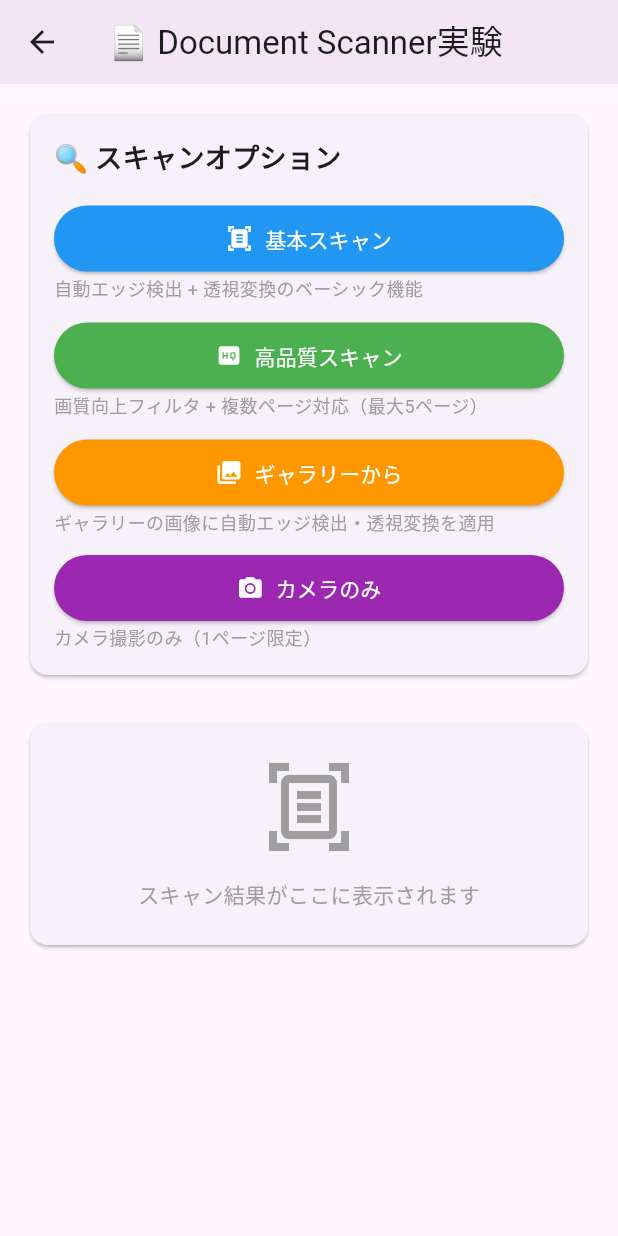
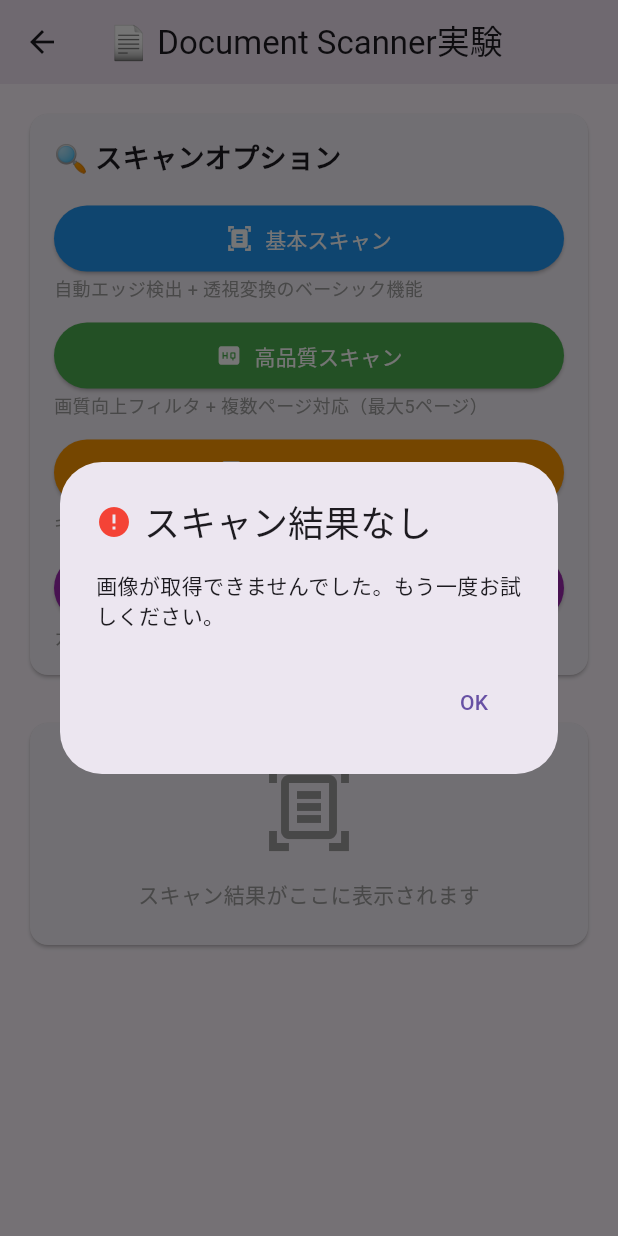
Before and after one commit to hamana-michiyo/handwriting-app, a Flutter app: the DocumentScannerScreen screen opened directly, after a tap on "基本スキャン", on a phone screen of 412 x 824 dp. Run offline on Flutter 3.47's test engine with Material 3 defaults, Android fonts, the phone set to English and light mode, and no system bars; our stand-ins replace camera, image_cropper, image_picker, permission_handler; missing offline and left inert: cunning_document_scanner; network calls fail.

Commit message:
fix: スマート権限処理 - 既存カメラ動作時の権限エラー解決
🎯 問題分析:
- 既存camera/image_pickerは動作するのにcunning_document_scannerで権限エラー
- パッケージ間で異なる権限チェック方法が原因

🔧 スマート権限処理実装:
- 最初に権限チェックなしでスキャン試行
- 権限エラー時のみ権限ダイアログ表示
- 権限取得後の自動再試行機能

💡 改良されたエラーハンドリング:
- permission文字列検出による権限エラー判定
- 詳細なデバッグログ出力（開発時のみ）
- エラータイプとランタイム情報表示

🚀 ユーザー体験向上:
- 不要な権限チェックを回避
- 既存カメラが動作する環境での即座にスキャン実行
- 権限問題時のみ適切なガイダンス表示

🤖 Generated with [Claude Code](https://claude.ai/code)

Co-Authored-By: Claude <noreply@anthropic.com>

```diff
--- a/moji_manage_app/lib/screens/document_scanner_screen.dart
+++ b/moji_manage_app/lib/screens/document_scanner_screen.dart
@@ -2,6 +2,7 @@ import 'dart:io';
 import 'package:flutter/material.dart';
 import 'package:cunning_document_scanner/cunning_document_scanner.dart';
 import 'package:permission_handler/permission_handler.dart';
+import 'package:flutter/foundation.dart';
 import 'image_preview_screen.dart';
 
 /// Cunning Document Scanner実験画面
@@ -77,35 +78,45 @@ class _DocumentScannerScreenState extends State<DocumentScannerScreen> {
 
   /// 基本スキャン（自動エッジ検出 + 透視変換）
   Future<void> _scanBasic() async {
-    // 権限チェック
-    if (!await _checkAndRequestPermissions()) {
-      return;
-    }
-
     setState(() => _isScanning = true);
 
     try {
+      // まず権限チェックなしで試行
       List<String> pictures = await CunningDocumentScanner.getPictures() ?? [];
       if (pictures.isNotEmpty && mounted) {
         setState(() {
           _scannedImages.addAll(pictures);
         });
         _showResultDialog('基本スキャン完了', '${pictures.length}枚の画像を取得しました');
+      } else if (mounted) {
+        _showErrorDialog('スキャン結果なし', '画像が取得できませんでした。もう一度お試しください。');
       }
     } catch (e) {
-      _showErrorDialog('基本スキャン失敗', e.toString());
+      if (kDebugMode) {
+        print('基本スキャンエラー詳細: $e');
+        print('エラータイプ: ${e.runtimeType}');
+      }
+
+      // 権限エラーの場合のみ権限チェックを実行
+      if (e.toString().contains('permission') || e.toString().contains('Permission')) {
+        setState(() => _isScanning = false);
+        if (!await _checkAndRequestPermissions()) {
+          return;
+        }
+        // 権限取得後に再試行
+        await _scanBasic();
+      } else {
+        _showErrorDialog('基本スキャン失敗', 'エラー: ${e.toString()}\n\nデバッグ情報: ${e.runtimeType}');
+      }
     } finally {
-      setState(() => _isScanning = false);
+      if (_isScanning) {
+        setState(() => _isScanning = false);
+      }
     }
   }
 
   /// 高品質スキャン（全フィルタ適用）
   Future<void> _scanHighQuality() async {
-    // 権限チェック
-    if (!await _checkAndRequestPermissions()) {
-      return;
-    }
-
     setState(() => _isScanning = true);
 
     try {
@@ -119,21 +130,28 @@ class _DocumentScannerScreenState extends State<DocumentScannerScreen> {
           _scannedImages.addAll(pictures);
         });
         _showResultDialog('高品質スキャン完了', '${pictures.length}枚の高品質画像を取得しました');
+      } else if (mounted) {
+        _showErrorDialog('スキャン結果なし', '画像が取得できませんでした。もう一度お試しください。');
       }
     } catch (e) {
-      _showErrorDialog('高品質スキャン失敗', e.toString());
+      if (e.toString().contains('permission') || e.toString().contains('Permission')) {
+        setState(() => _isScanning = false);
+        if (!await _checkAndRequestPermissions()) {
+          return;
+        }
+        await _scanHighQuality();
+      } else {
+        _showErrorDialog('高品質スキャン失敗', 'エラー: ${e.toString()}');
+      }
     } finally {
-      setState(() => _isScanning = false);
+      if (_isScanning) {
+        setState(() => _isScanning = false);
+      }
     }
   }
 
   /// ギャラリーから選択してスキャン
   Future<void> _scanFromGallery() async {
-    // 権限チェック
-    if (!await _checkAndRequestPermissions()) {
-      return;
-    }
-
     setState(() => _isScanning = true);
 
     try {
@@ -147,21 +165,28 @@ class _DocumentScannerScreenState extends State<DocumentScannerScreen> {
           _scannedImages.addAll(pictures);
         });
         _showResultDialog('ギャラリースキャン完了', '${pictures.length}枚の画像を処理しました');
+      } else if (mounted) {
+        _showErrorDialog('スキャン結果なし', '画像が取得できませんでした。もう一度お試しください。');
       }
     } catch (e) {
-      _showErrorDialog('ギャラリースキャン失敗', e.toString());
+      if (e.toString().contains('permission') || e.toString().contains('Permission')) {
+        setState(() => _isScanning = false);
+        if (!await _checkAndRequestPermissions()) {
+          return;
+        }
+        await _scanFromGallery();
+      } else {
+        _showErrorDialog('ギャラリースキャン失敗', 'エラー: ${e.toString()}');
+      }
     } finally {
-      setState(() => _isScanning = false);
+      if (_isScanning) {
+        setState(() => _isScanning = false);
+      }
     }
   }
 
   /// カメラのみでスキャン（基本スキャンと同じ）
   Future<void> _scanCameraOnly() async {
-    // 権限チェック
-    if (!await _checkAndRequestPermissions()) {
-      return;
-    }
-
     setState(() => _isScanning = true);
 
     try {
@@ -174,11 +199,23 @@ class _DocumentScannerScreenState extends State<DocumentScannerScreen> {
           _scannedImages.addAll(pictures);
         });
         _showResultDialog('カメラスキャン完了', '${pictures.length}枚の画像を取得しました');
+      } else if (mounted) {
+        _showErrorDialog('スキャン結果なし', '画像が取得できませんでした。もう一度お試しください。');
       }
     } catch (e) {
-      _showErrorDialog('カメラスキャン失敗', e.toString());
+      if (e.toString().contains('permission') || e.toString().contains('Permission')) {
+        setState(() => _isScanning = false);
+        if (!await _checkAndRequestPermissions()) {
+          return;
+        }
+        await _scanCameraOnly();
+      } else {
+        _showErrorDialog('カメラスキャン失敗', 'エラー: ${e.toString()}');
+      }
     } finally {
-      setState(() => _isScanning = false);
+      if (_isScanning) {
+        setState(() => _isScanning = false);
+      }
     }
   }
 
```
